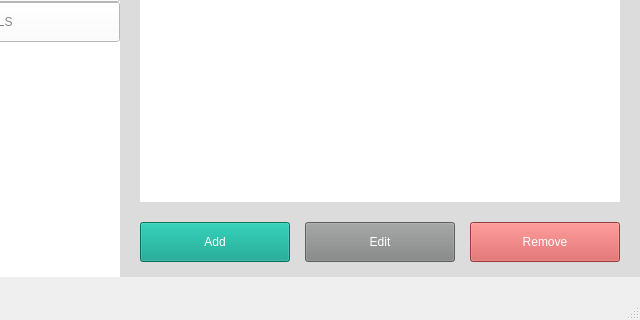
Qt form DedicatedServer/VirtualShutterDedicatedServer/mainwindow.ui (bojakowsky/VirtualShutterProject-VoiceCommunicator) before a commit; both pictures show x 160 to 800 and y 280 to 600 of the 800 by 600 pixel window.
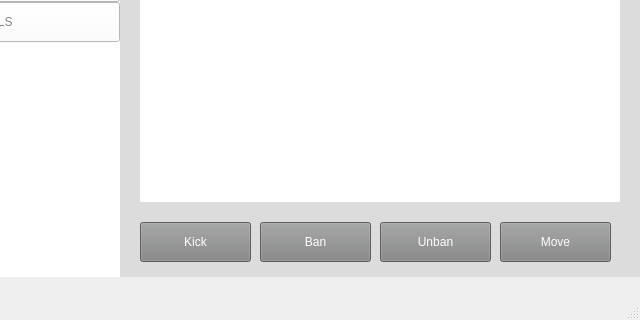
The same form after that commit. Icons and pictures are not drawn.

Diff of the .ui file:
```diff
--- a/DedicatedServer/VirtualShutterDedicatedServer/mainwindow.ui
+++ b/DedicatedServer/VirtualShutterDedicatedServer/mainwindow.ui
@@ -650,7 +650,7 @@
     <property name="styleSheet">
      <string notr="true">background-color: rgb(221, 220, 220);</string>
     </property>
-    <widget class="QListView" name="usersList">
+    <widget class="QListWidget" name="usersList">
      <property name="geometry">
       <rect>
        <x>20</x>
@@ -669,12 +669,15 @@
       <enum>QFrame::Plain</enum>
      </property>
     </widget>
-    <widget class="QPushButton" name="pushButton_6">
+    <widget class="QPushButton" name="kickButton">
+     <property name="enabled">
+      <bool>true</bool>
+     </property>
      <property name="geometry">
       <rect>
        <x>20</x>
        <y>380</y>
-       <width>150</width>
+       <width>111</width>
        <height>40</height>
       </rect>
      </property>
@@ -686,12 +689,12 @@
       <string>Kick</string>
      </property>
     </widget>
-    <widget class="QPushButton" name="pushButton_7">
+    <widget class="QPushButton" name="blockButton">
      <property name="geometry">
       <rect>
-       <x>185</x>
+       <x>140</x>
        <y>380</y>
-       <width>150</width>
+       <width>111</width>
        <height>40</height>
       </rect>
      </property>
@@ -700,15 +703,15 @@
 color: rgb(255, 255, 255);</string>
      </property>
      <property name="text">
-      <string>Block</string>
+      <string>Ban</string>
      </property>
     </widget>
-    <widget class="QPushButton" name="pushButton_8">
+    <widget class="QPushButton" name="moveButton">
      <property name="geometry">
       <rect>
-       <x>350</x>
+       <x>380</x>
        <y>380</y>
-       <width>150</width>
+       <width>111</width>
        <height>40</height>
       </rect>
      </property>
@@ -717,7 +720,24 @@
 color: rgb(255, 255, 255);</string>
      </property>
      <property name="text">
-      <string>Channel</string>
+      <string>Move</string>
+     </property>
+    </widget>
+    <widget class="QPushButton" name="unbanButton">
+     <property name="geometry">
+      <rect>
+       <x>260</x>
+       <y>380</y>
+       <width>111</width>
+       <height>40</height>
+      </rect>
+     </property>
+     <property name="styleSheet">
+      <string notr="true">background-color: rgb(130, 131, 131);
+color: rgb(255, 255, 255);</string>
+     </property>
+     <property name="text">
+      <string>Unban</string>
      </property>
     </widget>
    </widget>
@@ -958,11 +978,11 @@
    <zorder>widget</zorder>
    <zorder>widget_2</zorder>
    <zorder>widget_4</zorder>
-   <zorder>usersWidget</zorder>
    <zorder>activitiesWidget</zorder>
    <zorder>eventsWidget</zorder>
    <zorder>generalWidget</zorder>
    <zorder>channelsWidget</zorder>
+   <zorder>usersWidget</zorder>
   </widget>
   <widget class="QMenuBar" name="menuBar">
    <property name="geometry">
```
